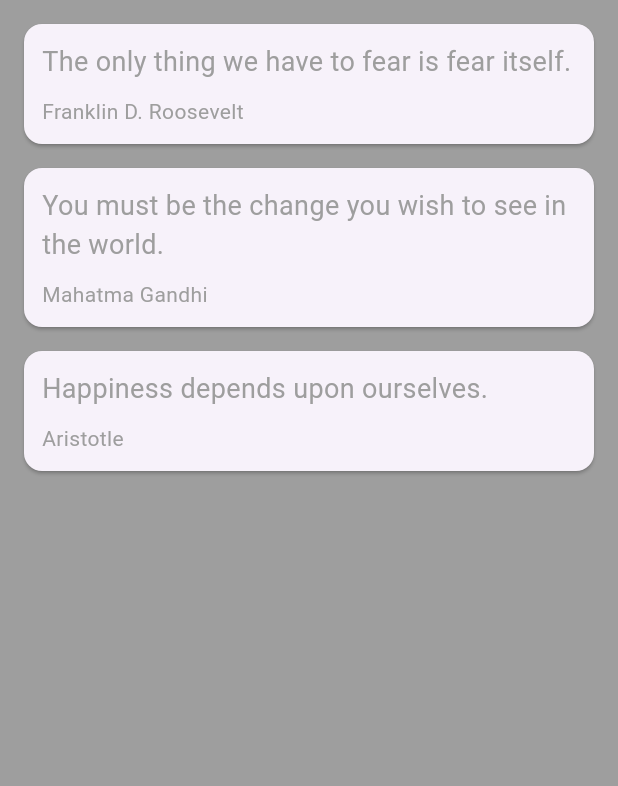
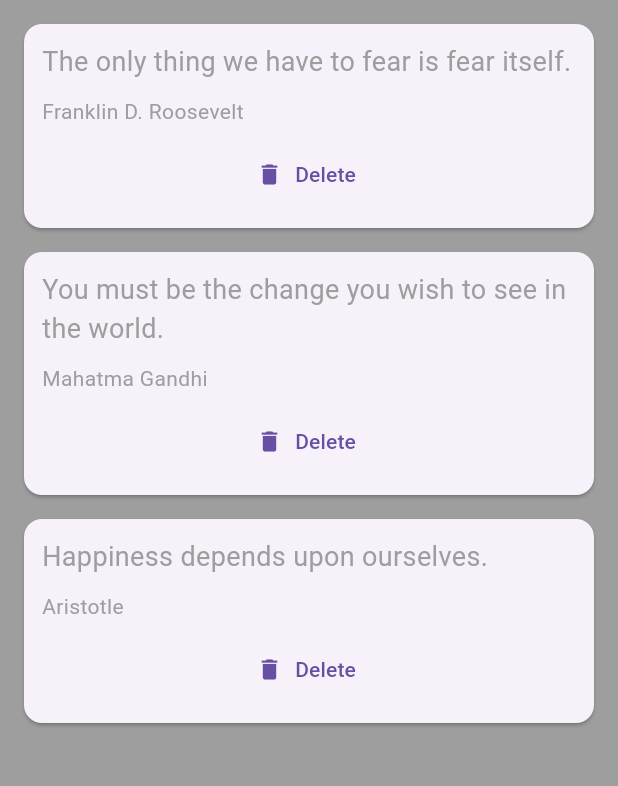
Before and after one commit to kattsy-dev/Quotes, a Flutter app: the screen it shows after launch, on a phone screen of 412 x 824 dp, the part 84-870 px from its top. Run offline on Flutter 3.47's test engine with Material 3 defaults, Android fonts, the phone set to English and light mode, and no system bars.

Commit message:
Fifth Update-Delete-Button

```diff
--- a/lib/main.dart
+++ b/lib/main.dart
@@ -26,6 +26,13 @@ class _QuoteListState extends State<QuoteList> {
     Quote(author: "Aristotle", text: "Happiness depends upon ourselves."),
   ];
 
+  // Function to delete a quote
+  // deleteQuote(Quote quote) {
+  // setState(() {
+  // quotes.remove(quote); // Removes the quote from the list
+  // });
+  //}
+
   @override
   Widget build(BuildContext context) {
     return Scaffold(
@@ -36,7 +43,15 @@ class _QuoteListState extends State<QuoteList> {
         backgroundColor: Colors.redAccent,
       ),
       body: Column(
-        children: quotes.map((quote) => QuoteCard(quote: quote)).toList(),
+        children: quotes
+            .map((quote) => QuoteCard(
+                quote: quote,
+                delete: () {
+                  setState(() {
+                    quotes.remove(quote); // Removes the quote from the list
+                  });
+                }))
+            .toList(), // Convert the Iterable to List
       ),
     );
   }
--- a/lib/quote_card.dart
+++ b/lib/quote_card.dart
@@ -3,8 +3,9 @@ import 'quote.dart';
 
 class QuoteCard extends StatelessWidget {
   final Quote quote;
+  final VoidCallback delete;
   // Use required to enforce that quote is provided
-  const QuoteCard({required this.quote, super.key});
+  const QuoteCard({required this.quote, required this.delete, super.key});
 
   @override
   Widget build(BuildContext context) {
@@ -33,6 +34,12 @@ class QuoteCard extends StatelessWidget {
                 color: Colors.grey,
               ),
             ),
+            const SizedBox(height: 8.0),
+            TextButton.icon(
+              onPressed: delete,
+              label: const Text("Delete"),
+              icon: const Icon(Icons.delete),
+            ),
           ],
         ),
       ),
```
